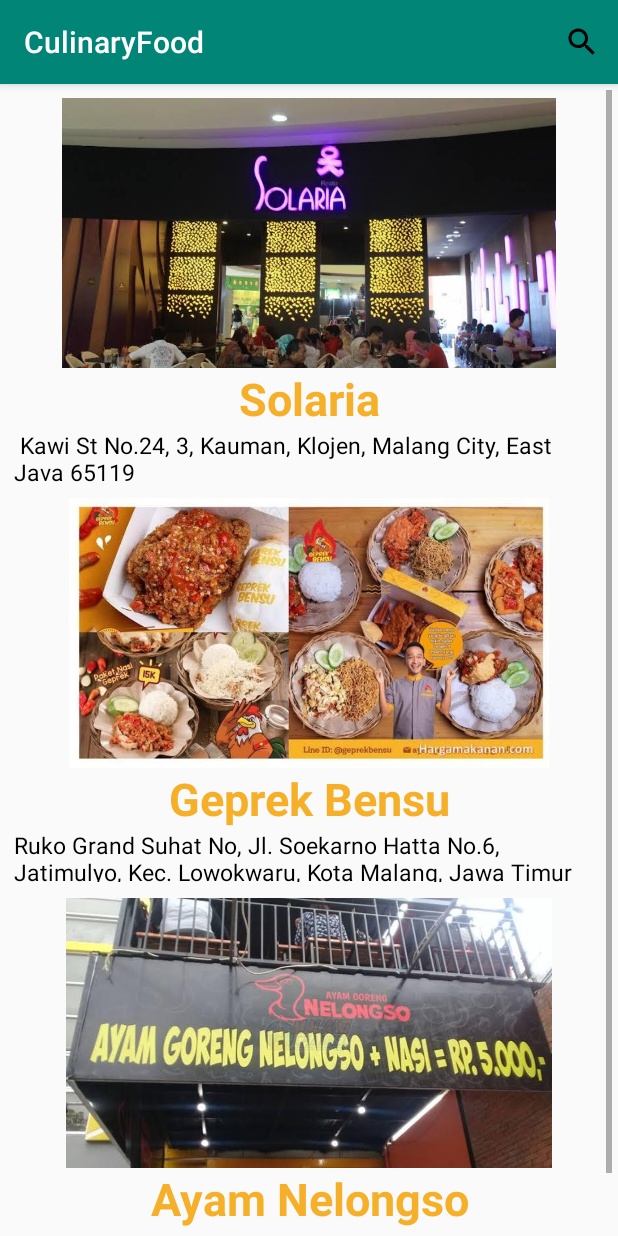
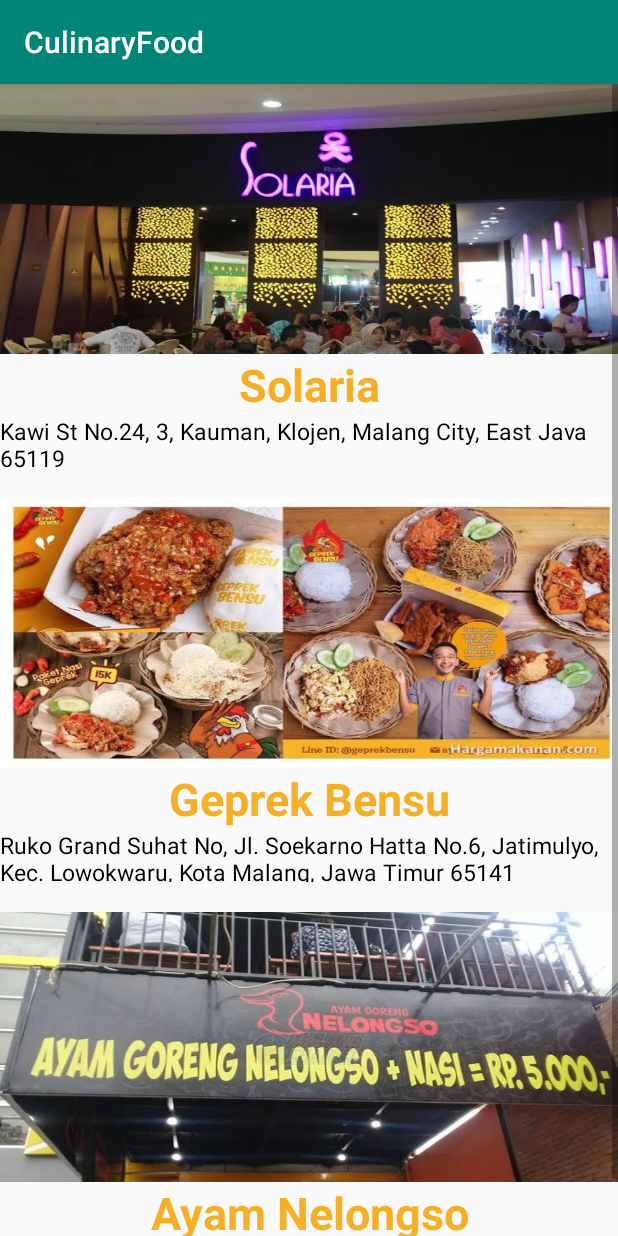
Before and after one commit to CulinaryFood/Culinary, an Android app: the screen it shows after launch (MalangActivity before the commit, restoActivity after it), after a tap on "MALANG", on a phone screen of 412 x 824 dp. Run offline under Robolectric (Android 15) with nearby library versions, the phone set to English and light mode, and no system bars.

Commit message:
commit tampilan

```diff
--- a/app/src/main/AndroidManifest.xml
+++ b/app/src/main/AndroidManifest.xml
@@ -9,8 +9,10 @@
         android:roundIcon="@drawable/top"
         android:supportsRtl="true"
         android:theme="@style/AppTheme">
-        <activity android:name=".activities.MalangActivity"></activity>
-        <activity android:name=".activities.ReegisterActivity" />
+        <activity android:name=".activities.restoActivity"></activity>
+        <activity android:name=".activities.ItemRestoActivity" />
+        <activity android:name=".activities.detailActivity" />
+        <activity android:name=".activities.MalangActivity" />
         <activity android:name=".activities.SplashActivity">
             <intent-filter>
                 <action android:name="android.intent.action.MAIN" />
--- /dev/null
+++ b/app/src/main/java/id/ac/polinema/culinaryfood/activities/restoActivity.java
@@ -0,0 +1,89 @@
+package id.ac.polinema.culinaryfood.activities;
+
+import androidx.appcompat.app.AppCompatActivity;
+
+import android.os.Bundle;
+import android.widget.ImageView;
+import android.widget.TextView;
+
+import org.w3c.dom.Text;
+
+import id.ac.polinema.culinaryfood.R;
+
+public class restoActivity extends AppCompatActivity {
+
+
+    @Override
+    protected void onCreate(Bundle savedInstanceState) {
+        super.onCreate(savedInstanceState);
+        setContentView(R.layout.activity_resto);
+
+        ImageView image1 = findViewById(R.id.gambar);
+        TextView nama1 = findViewById(R.id.name);
+        TextView alamat1 = findViewById(R.id.alamat);
+
+        ImageView image2 = findViewById(R.id.gambar2);
+        TextView nama2 = findViewById(R.id.name2);
+        TextView alamat2 = findViewById(R.id.alamat2);
+
+        ImageView image3 = findViewById(R.id.gambar3);
+        TextView nama3 = findViewById(R.id.name3);
+        TextView alamat3 = findViewById(R.id.alamat3);
+
+
+
+        Bundle extras = getIntent().getExtras();
+        String code="";
+
+        if(extras!=null)
+        {
+            code = extras.getString("kode_resto");
+        }
+
+
+
+        if(code.equals("malang"))
+        {
+            nama1.setText("Solaria");
+            image1.setBackgroundResource(R.drawable.solaria);
+            alamat1.setText("Kawi St No.24, 3, Kauman, Klojen, Malang City, East Java 65119");
+
+            nama2.setText("Geprek Bensu");
+            image2.setBackgroundResource(R.drawable.bensu);
+            alamat2.setText("Ruko Grand Suhat No, Jl. Soekarno Hatta No.6, Jatimulyo, Kec. Lowokwaru, Kota Malang, Jawa Timur 65141");
+
+            nama3.setText("Ayam Nelongso");
+            image3.setBackgroundResource(R.drawable.nelongso);
+            alamat3.setText("Jl. Dieng, Sumberjo, Kalisongo, Kec. Dau, Malang, Jawa Timur 65116");
+
+        }
+
+        else if(code.equals("jogja"))
+        {
+            nama1.setText("Jejamuran");
+            image1.setBackgroundResource(R.drawable.jejamuran);
+            alamat1.setText("Jl. Pendowoharjo No.RT.01, RW.20, Niron, Pandowoharjo, Kec. Sleman, Kabupaten Sleman, Daerah Istimewa Yogyakarta 55512");
+
+            nama2.setText("Pondok Makan Pelem Golek");
+            image2.setBackgroundResource(R.drawable.pelem_golek);
+            alamat2.setText("Jalan Palagan Tentara Pelajar KM.7 No.99, Sariharjo, Ngaglik, Mudal, Sariharjo, Kec. Ngaglik, Kabupaten Sleman, Daerah Istimewa Yogyakarta 55581");
+
+            nama3.setText("Lemah Ledok Garden Resto");
+            image3.setBackgroundResource(R.drawable.lemah_ledok_garden);
+            alamat3.setText("JJl. Cangkringan KM. 0,3, Tirtomartani, Karang Kalasan, Tirtomartani, Kec. Kalasan, Kabupaten Sleman, Daerah Istimewa Yogyakarta 55571");
+
+
+        }
+
+
+
+
+    }
+
+    private void resto_malang() {
+
+
+
+    }
+
+}
--- /dev/null
+++ b/app/src/main/java/id/ac/polinema/culinaryfood/adapters/Adapter2.java
@@ -0,0 +1,4 @@
+package id.ac.polinema.culinaryfood.adapters;
+
+public class Adapter2 {
+}
--- /dev/null
+++ b/app/src/main/res/layout/activity_resto.xml
@@ -0,0 +1,95 @@
+<?xml version="1.0" encoding="utf-8"?>
+<LinearLayout xmlns:android="http://schemas.android.com/apk/res/android"
+    xmlns:app="http://schemas.android.com/apk/res-auto"
+    xmlns:tools="http://schemas.android.com/tools"
+    android:layout_width="match_parent"
+    android:layout_height="match_parent"
+    android:orientation="vertical"
+    tools:context=".activities.restoActivity">
+
+    <ScrollView
+        android:layout_width="match_parent"
+        android:layout_height="match_parent">
+
+        <LinearLayout
+            android:layout_width="match_parent"
+            android:layout_height="match_parent"
+            android:orientation="vertical">
+
+    <ImageView
+        android:id="@+id/gambar"
+        android:layout_width="match_parent"
+        android:layout_height="180dp"
+        ></ImageView>
+
+    <TextView
+        android:id="@+id/name"
+        android:layout_width="match_parent"
+        android:layout_height="wrap_content"
+        android:gravity="center"
+        android:textColor="@color/coloryellow"
+        android:textSize="30dp"
+        android:textStyle="bold"></TextView>
+
+    <TextView
+        android:id="@+id/alamat"
+        android:layout_width="match_parent"
+        android:layout_height="35dp"
+        android:autoLink="all"
+        android:textColor="@color/colorBlack"
+        android:textSize="15dp" />
+
+    <ImageView
+        android:layout_marginTop="20dp"
+        android:id="@+id/gambar2"
+        android:layout_width="match_parent"
+        android:layout_height="180dp"
+        ></ImageView>
+
+    <TextView
+        android:id="@+id/name2"
+        android:layout_width="match_parent"
+        android:layout_height="wrap_content"
+        android:gravity="center"
+        android:textColor="@color/coloryellow"
+        android:textSize="30dp"
+        android:textStyle="bold"></TextView>
+
+    <TextView
+
+        android:id="@+id/alamat2"
+        android:layout_width="match_parent"
+        android:layout_height="35dp"
+        android:autoLink="all"
+        android:textColor="@color/colorBlack"
+        android:textSize="15dp" />
+
+    <ImageView
+        android:layout_marginTop="20dp"
+        android:id="@+id/gambar3"
+        android:layout_width="match_parent"
+        android:layout_height="180dp"
+        ></ImageView>
+
+    <TextView
+        android:id="@+id/name3"
+        android:layout_width="match_parent"
+        android:layout_height="wrap_content"
+        android:gravity="center"
+        android:textColor="@color/coloryellow"
+        android:textSize="30dp"
+        android:textStyle="bold"></TextView>
+
+    <TextView
+        android:id="@+id/alamat3"
+        android:layout_width="match_parent"
+        android:layout_height="35dp"
+        android:autoLink="all"
+        android:textColor="@color/colorBlack"
+        android:textSize="15dp" />
+        </LinearLayout>
+
+
+    </ScrollView>
+
+</LinearLayout>
```
Also changed, not shown: app/src/main/java/id/ac/polinema/culinaryfood/activities/ItemRestoActivity.java (renamed from app/src/main/java/id/ac/polinema/culinaryfood/activities/ReegisterActivity.java, +6 -2 lines), app/src/main/java/id/ac/polinema/culinaryfood/activities/MainActivity.java (+6 -6 lines), app/src/main/java/id/ac/polinema/culinaryfood/activities/MalangActivity.java (+11 -0 lines), app/src/main/java/id/ac/polinema/culinaryfood/activities/detailActivity.java (added, +43 -0 lines), app/src/main/java/id/ac/polinema/culinaryfood/adapters/Adapters.java (+34 -1 lines), app/src/main/res/layout/activity_detail.xml (added, +31 -0 lines), app/src/main/res/layout/activity_item_resto.xml (renamed from app/src/main/res/layout/item_resto.xml, +7 -3 lines), app/src/main/res/layout/activity_reegister.xml (deleted, +0 -115 lines).
